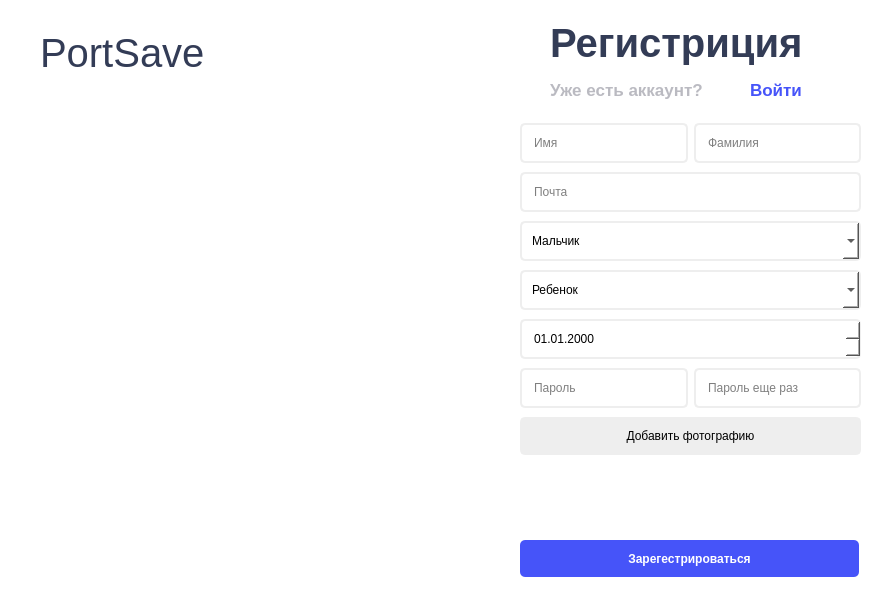
Before: the Qt Designer form ui/create_account.ui in OCCCAS/Yandex, drawn with Qt 5.
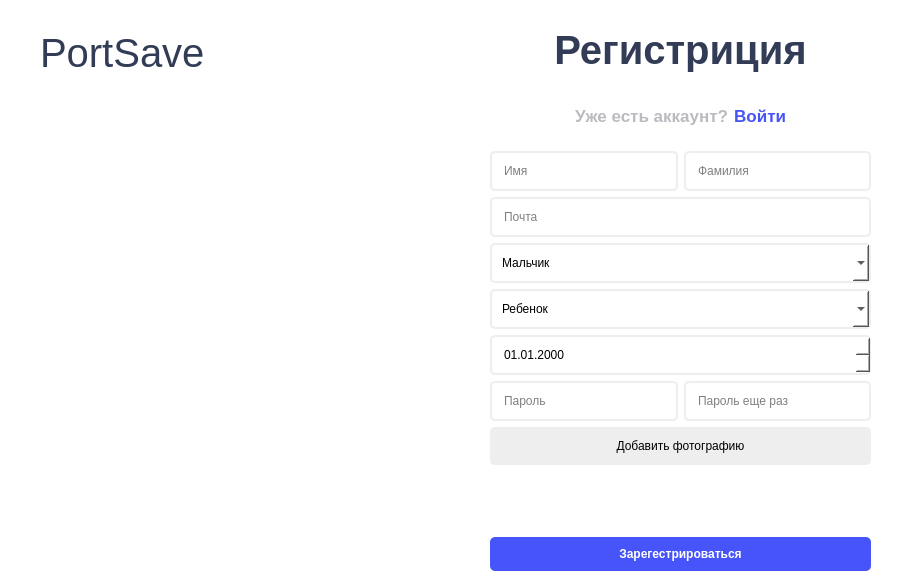
After: the same form once the commit is applied. Icons and pictures are not drawn. Custom widgets are drawn as their Qt base class.

Commit message: ui: used layouts

Diff of the .ui file:
```diff
--- a/ui/create_account.ui
+++ b/ui/create_account.ui
@@ -6,8 +6,8 @@
    <rect>
     <x>0</x>
     <y>0</y>
-    <width>887</width>
-    <height>599</height>
+    <width>910</width>
+    <height>584</height>
    </rect>
   </property>
   <property name="font">
@@ -25,15 +25,160 @@
   <property name="styleSheet">
    <string notr="true">background-color: white;</string>
   </property>
-  <widget class="QWidget" name="verticalLayoutWidget">
+  <widget class="QLabel" name="label">
    <property name="geometry">
     <rect>
-     <x>520</x>
-     <y>120</y>
-     <width>341</width>
-     <height>341</height>
+     <x>30</x>
+     <y>150</y>
+     <width>450</width>
+     <height>330</height>
     </rect>
    </property>
+   <property name="maximumSize">
+    <size>
+     <width>450</width>
+     <height>700</height>
+    </size>
+   </property>
+   <property name="text">
+    <string/>
+   </property>
+   <property name="pixmap">
+    <pixmap>../images/reg-img.jpg</pixmap>
+   </property>
+   <property name="scaledContents">
+    <bool>true</bool>
+   </property>
+  </widget>
+  <widget class="QLabel" name="label_4">
+   <property name="geometry">
+    <rect>
+     <x>40</x>
+     <y>30</y>
+     <width>175</width>
+     <height>46</height>
+    </rect>
+   </property>
+   <property name="font">
+    <font>
+     <pointsize>30</pointsize>
+     <weight>50</weight>
+     <italic>false</italic>
+     <bold>false</bold>
+     <kerning>false</kerning>
+    </font>
+   </property>
+   <property name="styleSheet">
+    <string notr="true">color: #333c56;</string>
+   </property>
+   <property name="text">
+    <string>PortSave</string>
+   </property>
+  </widget>
+  <widget class="QWidget" name="verticalLayoutWidget_2">
+   <property name="geometry">
+    <rect>
+     <x>490</x>
+     <y>20</y>
+     <width>381</width>
+     <height>551</height>
+    </rect>
+   </property>
+   <layout class="QVBoxLayout" name="verticalLayout_2">
+    <item>
+     <widget class="QLabel" name="label_2">
+      <property name="font">
+       <font>
+        <pointsize>30</pointsize>
+        <weight>75</weight>
+        <bold>true</bold>
+       </font>
+      </property>
+      <property name="styleSheet">
+       <string notr="true">color: #333c56;</string>
+      </property>
+      <property name="text">
+       <string>Регистриция</string>
+      </property>
+      <property name="alignment">
+       <set>Qt::AlignCenter</set>
+      </property>
+     </widget>
+    </item>
+    <item>
+     <layout class="QHBoxLayout" name="horizontalLayout_3">
+      <item>
+       <spacer name="horizontalSpacer_2">
+        <property name="orientation">
+         <enum>Qt::Horizontal</enum>
+        </property>
+        <property name="sizeHint" stdset="0">
+         <size>
+          <width>40</width>
+          <height>20</height>
+         </size>
+        </property>
+       </spacer>
+      </item>
+      <item>
+       <widget class="QLabel" name="label_3">
+        <property name="font">
+         <font>
+          <pointsize>13</pointsize>
+          <weight>75</weight>
+          <bold>true</bold>
+         </font>
+        </property>
+        <property name="styleSheet">
+         <string notr="true">color: #babac1;</string>
+        </property>
+        <property name="text">
+         <string>Уже есть аккаунт?</string>
+        </property>
+        <property name="alignment">
+         <set>Qt::AlignRight|Qt::AlignTrailing|Qt::AlignVCenter</set>
+        </property>
+       </widget>
+      </item>
+      <item>
+       <widget class="QClickableLabel" name="lbl_login">
+        <property name="font">
+         <font>
+          <pointsize>13</pointsize>
+          <weight>75</weight>
+          <bold>true</bold>
+         </font>
+        </property>
+        <property name="cursor">
+         <cursorShape>PointingHandCursor</cursorShape>
+        </property>
+        <property name="styleSheet">
+         <string notr="true">color: #4654f9;</string>
+        </property>
+        <property name="text">
+         <string>Войти</string>
+        </property>
+        <property name="alignment">
+         <set>Qt::AlignRight|Qt::AlignTrailing|Qt::AlignVCenter</set>
+        </property>
+       </widget>
+      </item>
+      <item>
+       <spacer name="horizontalSpacer">
+        <property name="orientation">
+         <enum>Qt::Horizontal</enum>
+        </property>
+        <property name="sizeHint" stdset="0">
+         <size>
+          <width>40</width>
+          <height>20</height>
+         </size>
+        </property>
+       </spacer>
+      </item>
+     </layout>
+    </item>
+    <item>
    <layout class="QVBoxLayout" name="verticalLayout">
     <item>
      <layout class="QHBoxLayout" name="horizontalLayout">
@@ -269,138 +414,9 @@
      </widget>
     </item>
    </layout>
-  </widget>
-  <widget class="QLabel" name="label">
-   <property name="geometry">
-    <rect>
-     <x>40</x>
-     <y>150</y>
-     <width>450</width>
-     <height>330</height>
-    </rect>
-   </property>
-   <property name="maximumSize">
-    <size>
-     <width>450</width>
-     <height>700</height>
-    </size>
-   </property>
-   <property name="text">
-    <string/>
-   </property>
-   <property name="pixmap">
-    <pixmap>../images/reg-img.jpg</pixmap>
-   </property>
-   <property name="scaledContents">
-    <bool>true</bool>
-   </property>
-  </widget>
-  <widget class="QLabel" name="label_2">
-   <property name="geometry">
-    <rect>
-     <x>550</x>
-     <y>20</y>
-     <width>256</width>
-     <height>46</height>
-    </rect>
-   </property>
-   <property name="font">
-    <font>
-     <pointsize>30</pointsize>
-     <weight>75</weight>
-     <bold>true</bold>
-    </font>
-   </property>
-   <property name="styleSheet">
-    <string notr="true">color: #333c56;</string>
-   </property>
-   <property name="text">
-    <string>Регистриция</string>
-   </property>
-  </widget>
-  <widget class="QLabel" name="label_3">
-   <property name="geometry">
-    <rect>
-     <x>550</x>
-     <y>80</y>
-     <width>155</width>
-     <height>20</height>
-    </rect>
-   </property>
-   <property name="font">
-    <font>
-     <pointsize>13</pointsize>
-     <weight>75</weight>
-     <bold>true</bold>
-    </font>
-   </property>
-   <property name="styleSheet">
-    <string notr="true">color: #babac1;</string>
-   </property>
-   <property name="text">
-    <string>Уже есть аккаунт?</string>
-   </property>
-  </widget>
-  <widget class="QClickableLabel" name="lbl_login">
-   <property name="geometry">
-    <rect>
-     <x>750</x>
-     <y>80</y>
-     <width>52</width>
-     <height>20</height>
-    </rect>
-   </property>
-   <property name="font">
-    <font>
-     <pointsize>13</pointsize>
-     <weight>75</weight>
-     <bold>true</bold>
-    </font>
-   </property>
-   <property name="cursor">
-    <cursorShape>PointingHandCursor</cursorShape>
-   </property>
-   <property name="styleSheet">
-    <string notr="true">color: #4654f9;</string>
-   </property>
-   <property name="text">
-    <string>Войти</string>
-   </property>
-  </widget>
-  <widget class="QLabel" name="label_4">
-   <property name="geometry">
-    <rect>
-     <x>40</x>
-     <y>30</y>
-     <width>175</width>
-     <height>46</height>
-    </rect>
-   </property>
-   <property name="font">
-    <font>
-     <pointsize>30</pointsize>
-     <weight>50</weight>
-     <italic>false</italic>
-     <bold>false</bold>
-     <kerning>false</kerning>
-    </font>
-   </property>
-   <property name="styleSheet">
-    <string notr="true">color: #333c56;</string>
-   </property>
-   <property name="text">
-    <string>PortSave</string>
-   </property>
-  </widget>
+    </item>
+    <item>
   <widget class="QLabel" name="lbl_error">
-   <property name="geometry">
-    <rect>
-     <x>520</x>
-     <y>480</y>
-     <width>339</width>
-     <height>41</height>
-    </rect>
-   </property>
    <property name="styleSheet">
     <string notr="true">color: red;</string>
    </property>
@@ -408,15 +424,9 @@
     <string/>
    </property>
   </widget>
+    </item>
+    <item>
   <widget class="QPushButton" name="btn_create_account">
-   <property name="geometry">
-    <rect>
-     <x>520</x>
-     <y>540</y>
-     <width>339</width>
-     <height>37</height>
-    </rect>
-   </property>
    <property name="font">
     <font>
      <weight>75</weight>
@@ -437,6 +447,9 @@
    <property name="text">
     <string>Зарегестрироваться</string>
    </property>
+     </widget>
+    </item>
+   </layout>
   </widget>
  </widget>
  <customwidgets>
```
Lines whose indentation alone changed are shown as unchanged. The commit also changes 9 other files.
